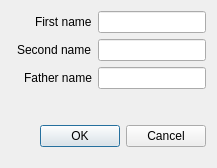
Before: the Qt Designer form src/MainWindow/Person/addPersonDialog.ui in Hryapusek/database-qt-gui-cpp, drawn with Qt 5.
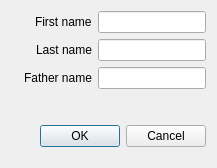
After: the same form once the commit is applied.

Patch:
```diff
--- a/src/MainWindow/Person/addPersonDialog.ui
+++ b/src/MainWindow/Person/addPersonDialog.ui
@@ -78,7 +78,7 @@
         </sizepolicy>
        </property>
        <property name="text">
-        <string>Second name</string>
+        <string>Last name</string>
        </property>
       </widget>
      </item>
```
Left out of the diff: 7 changed lines with no effect on the pictures.
